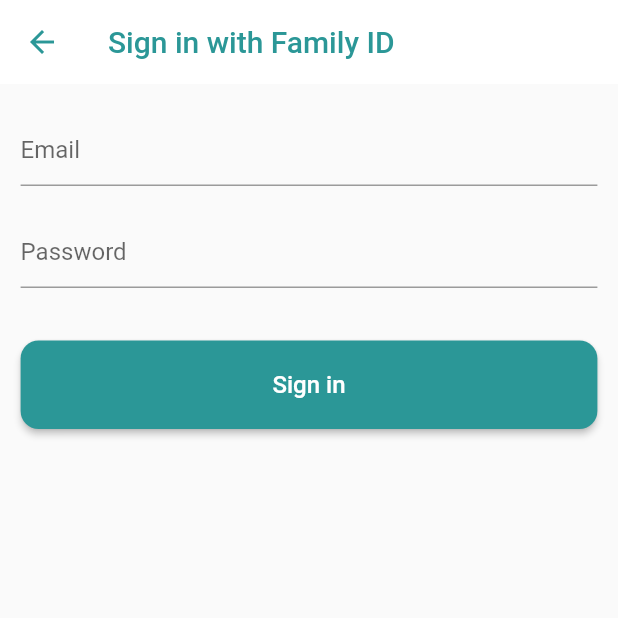
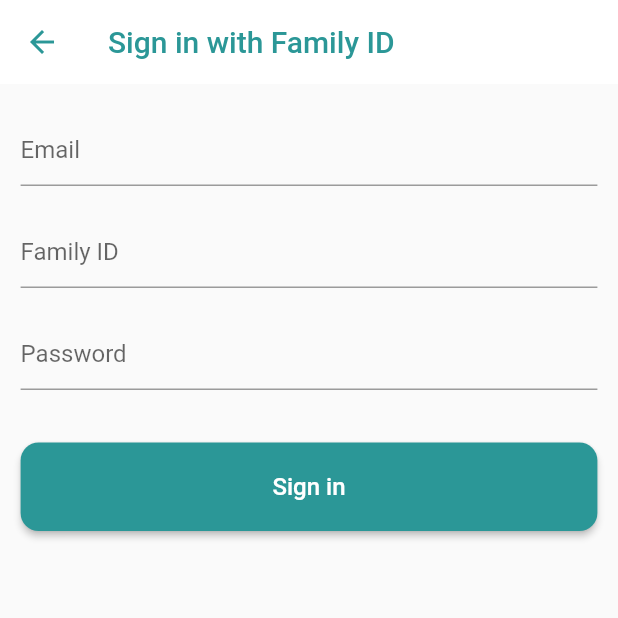
Before and after one commit to hci-gu/family-report-project, a Flutter app: the screen it shows after launch, after a tap on "Sign in", on a phone screen of 412 x 824 dp, the top half of it. Run offline on Flutter 3.47's test engine with Material 2 defaults, Android fonts, the phone set to English and light mode, and no system bars; our stand-ins replace cloud_firestore, firebase_auth, firebase_core, firebase_storage, flutter_datetime_picker, flutter_local_notifications and 6 more; accounts and stored records are empty; statements that could not run were skipped.

Commit message:
added text validators, fixed sign in

```diff
--- a/lib/screens/authenticate/register.dart
+++ b/lib/screens/authenticate/register.dart
@@ -2,6 +2,7 @@ import 'package:flutter/material.dart';
 import './../regulargreenbutton.dart';
 import '../../services/auth.dart';
 import '../../shared/loading.dart';
+import 'package:flutter/services.dart';
 
 class Register extends StatefulWidget {
   Register({Key key}) : super(key: key);
@@ -78,6 +79,10 @@ class _RegisterState extends State<Register> {
                               height: 20,
                             ),
                             TextFormField(
+                              inputFormatters: [
+                                FilteringTextInputFormatter.deny(
+                                    new RegExp(" "))
+                              ],
                               textInputAction: TextInputAction.next,
                               onEditingComplete: () => node.nextFocus(),
                               textCapitalization: TextCapitalization.none,
--- a/lib/screens/authenticate/sign_in.dart
+++ b/lib/screens/authenticate/sign_in.dart
@@ -2,6 +2,7 @@ import 'package:flutter/material.dart';
 import './../regulargreenbutton.dart';
 import '../../services/auth.dart';
 import '../../shared/loading.dart';
+import 'package:flutter/services.dart';
 
 class SignIn extends StatefulWidget {
   SignIn({Key key}) : super(key: key);
@@ -17,16 +18,18 @@ class _SignInState extends State<SignIn> {
 
   String email = "";
   String password = "";
+  String familyId = "";
   String error = "";
 
   @override
   Widget build(BuildContext context) {
+    final node = FocusScope.of(context);
+    final bottom = MediaQuery.of(context).viewInsets.bottom;
     double width = MediaQuery.of(context).size.width;
-    double height = MediaQuery.of(context).size.height;
     return (loading)
         ? Loading()
-        : Container(
-            child: Scaffold(
+        : Scaffold(
+            resizeToAvoidBottomInset: false,
             appBar: AppBar(
               iconTheme: IconThemeData(
                 color: Theme.of(context).primaryColor,
@@ -39,7 +42,11 @@ class _SignInState extends State<SignIn> {
                 style: TextStyle(color: Theme.of(context).primaryColor),
               ),
             ),
-              body: Container(
+            body: SingleChildScrollView(
+              reverse: true,
+              child: Padding(
+                padding: EdgeInsets.only(bottom: bottom),
+                child: Container(
                   margin: EdgeInsets.only(
                       left: width / 30, right: width / 30, bottom: 30),
                   child: Column(
@@ -52,15 +59,38 @@ class _SignInState extends State<SignIn> {
                               height: 20,
                             ),
                             TextFormField(
+                              onEditingComplete: () => node.nextFocus(),
                               decoration: InputDecoration(
                                 hintText: 'Email',
                               ),
                               textCapitalization: TextCapitalization.none,
+                              inputFormatters: [
+                                FilteringTextInputFormatter.deny(
+                                    new RegExp(" "))
+                              ],
                               validator: (val) =>
                                   val.isEmpty ? 'enter an email' : null,
                               onChanged: (val) {
                                 setState(() {
                                   email = val;
+                                });
+                              },
+                            ),
+                            SizedBox(
+                              height: 20,
+                            ),
+                            TextFormField(
+                              textInputAction: TextInputAction.next,
+                              onEditingComplete: () => node.nextFocus(),
+                              textCapitalization: TextCapitalization.none,
+                              decoration: InputDecoration(
+                                hintText: 'Family ID',
+                              ),
+                              validator: (val) =>
+                                  val.isEmpty ? 'enter a family ID' : null,
+                              onChanged: (val) {
+                                setState(() {
+                                  familyId = val;
                                 });
                               },
                             ),
@@ -94,7 +124,7 @@ class _SignInState extends State<SignIn> {
                                   });
                                   dynamic result =
                                       await _auth.signInWithEmailAndPassword(
-                                        email, password);
+                                          email, password, familyId);
                                   Navigator.pop(context);
                                   if (result == null) {
                                     setState(() {
@@ -117,6 +147,7 @@ class _SignInState extends State<SignIn> {
                   ),
                 ),
               ),
+            ),
           );
   }
 }
--- a/lib/services/auth.dart
+++ b/lib/services/auth.dart
@@ -53,10 +53,14 @@ class AuthService {
     }
   }
 
-  Future signInWithEmailAndPassword(String email, String password) async {
+  Future signInWithEmailAndPassword(
+      String email, String password, String familyId) async {
     try {
       UserCredential result = await _auth.signInWithEmailAndPassword(
           email: email, password: password);
+
+      await SharedPreferencesHelper.setFamilyCollectionName(familyId);
+      await SharedPreferencesHelper.setFamilyMemberUid(result.user.uid);
       return _familyMemberFromFirebaseUser(result.user);
     } catch (e) {
       print(e.toString());
```
Also changed, not shown: 1 other file. Lines whose indentation alone changed are shown as unchanged.
